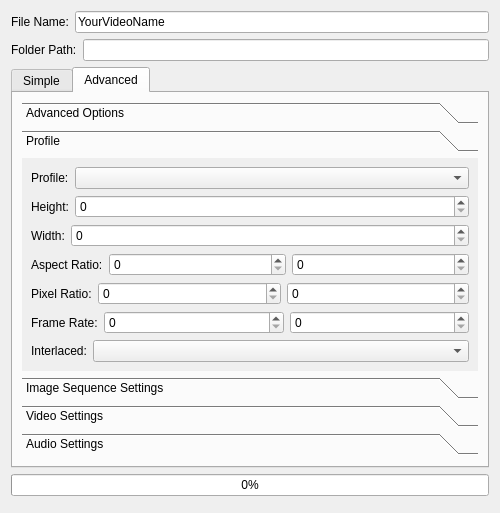
OpenShot/openshot-qt, file src/windows/ui/export.ui: the form before one commit.
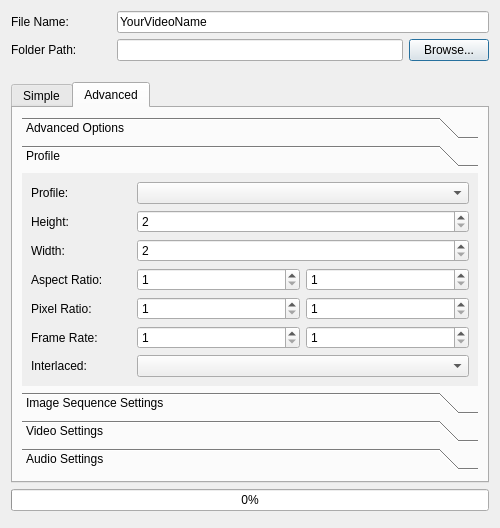
The form after the commit. The open tabs and pages were chosen to show the change. Icons and pictures are not drawn.

Commit message: Finished most functionality of the export screen.

```diff
--- a/src/windows/ui/export.ui
+++ b/src/windows/ui/export.ui
@@ -7,7 +7,7 @@
     <x>0</x>
     <y>0</y>
     <width>500</width>
-    <height>413</height>
+    <height>438</height>
    </rect>
   </property>
   <property name="sizePolicy">
@@ -51,6 +51,9 @@
      <property name="autoFillBackground">
       <bool>false</bool>
      </property>
+     <property name="styleSheet">
+      <string notr="true"/>
+     </property>
      <property name="tabShape">
       <enum>QTabWidget::Rounded</enum>
      </property>
@@ -269,6 +272,14 @@
           </layout>
          </widget>
          <widget class="QWidget" name="pageProfile">
+          <property name="geometry">
+           <rect>
+            <x>0</x>
+            <y>-178</y>
+            <width>447</width>
+            <height>257</height>
+           </rect>
+          </property>
           <property name="sizePolicy">
            <sizepolicy hsizetype="Preferred" vsizetype="Preferred">
             <horstretch>0</horstretch>
@@ -286,6 +297,12 @@
             <layout class="QHBoxLayout" name="horizontalLayout_6">
              <item>
               <widget class="QLabel" name="lblProfile_2">
+               <property name="minimumSize">
+                <size>
+                 <width>100</width>
+                 <height>0</height>
+                </size>
+               </property>
                <property name="text">
                 <string>Profile:</string>
                </property>
@@ -307,6 +324,12 @@
             <layout class="QHBoxLayout" name="horizontalLayout_10">
              <item>
               <widget class="QLabel" name="lblHeight">
+               <property name="minimumSize">
+                <size>
+                 <width>100</width>
+                 <height>0</height>
+                </size>
+               </property>
                <property name="text">
                 <string>Height:</string>
                </property>
@@ -320,6 +343,12 @@
                  <verstretch>0</verstretch>
                 </sizepolicy>
                </property>
+               <property name="minimum">
+                <number>2</number>
+               </property>
+               <property name="maximum">
+                <number>9999</number>
+               </property>
               </widget>
              </item>
             </layout>
@@ -328,6 +357,12 @@
             <layout class="QHBoxLayout" name="horizontalLayout_11">
              <item>
               <widget class="QLabel" name="lblWidth">
+               <property name="minimumSize">
+                <size>
+                 <width>100</width>
+                 <height>0</height>
+                </size>
+               </property>
                <property name="text">
                 <string>Width:</string>
                </property>
@@ -341,6 +376,12 @@
                  <verstretch>0</verstretch>
                 </sizepolicy>
                </property>
+               <property name="minimum">
+                <number>2</number>
+               </property>
+               <property name="maximum">
+                <number>9999</number>
+               </property>
               </widget>
              </item>
             </layout>
@@ -349,6 +390,12 @@
             <layout class="QHBoxLayout" name="horizontalLayout_12">
              <item>
               <widget class="QLabel" name="lblAspectRatio">
+               <property name="minimumSize">
+                <size>
+                 <width>100</width>
+                 <height>0</height>
+                </size>
+               </property>
                <property name="text">
                 <string>Aspect Ratio:</string>
                </property>
@@ -362,6 +409,12 @@
                  <verstretch>0</verstretch>
                 </sizepolicy>
                </property>
+               <property name="minimum">
+                <number>1</number>
+               </property>
+               <property name="maximum">
+                <number>9999</number>
+               </property>
               </widget>
              </item>
              <item>
@@ -372,6 +425,12 @@
                  <verstretch>0</verstretch>
                 </sizepolicy>
                </property>
+               <property name="minimum">
+                <number>1</number>
+               </property>
+               <property name="maximum">
+                <number>9999</number>
+               </property>
               </widget>
              </item>
             </layout>
@@ -380,6 +439,12 @@
             <layout class="QHBoxLayout" name="horizontalLayout_13">
              <item>
               <widget class="QLabel" name="lblPixelRatio">
+               <property name="minimumSize">
+                <size>
+                 <width>100</width>
+                 <height>0</height>
+                </size>
+               </property>
                <property name="text">
                 <string>Pixel Ratio:</string>
                </property>
@@ -393,6 +458,12 @@
                  <verstretch>0</verstretch>
                 </sizepolicy>
                </property>
+               <property name="minimum">
+                <number>1</number>
+               </property>
+               <property name="maximum">
+                <number>9999</number>
+               </property>
               </widget>
              </item>
              <item>
@@ -403,6 +474,12 @@
                  <verstretch>0</verstretch>
                 </sizepolicy>
                </property>
+               <property name="minimum">
+                <number>1</number>
+               </property>
+               <property name="maximum">
+                <number>9999</number>
+               </property>
               </widget>
              </item>
             </layout>
@@ -411,6 +488,12 @@
             <layout class="QHBoxLayout" name="horizontalLayout_14">
              <item>
               <widget class="QLabel" name="lblFrameRate">
+               <property name="minimumSize">
+                <size>
+                 <width>100</width>
+                 <height>0</height>
+                </size>
+               </property>
                <property name="text">
                 <string>Frame Rate:</string>
                </property>
@@ -424,6 +507,12 @@
                  <verstretch>0</verstretch>
                 </sizepolicy>
                </property>
+               <property name="minimum">
+                <number>1</number>
+               </property>
+               <property name="maximum">
+                <number>9999</number>
+               </property>
               </widget>
              </item>
              <item>
@@ -434,6 +523,12 @@
                  <verstretch>0</verstretch>
                 </sizepolicy>
                </property>
+               <property name="minimum">
+                <number>1</number>
+               </property>
+               <property name="maximum">
+                <number>9999</number>
+               </property>
               </widget>
              </item>
             </layout>
@@ -445,6 +540,12 @@
              </property>
              <item>
               <widget class="QLabel" name="lblInterlaced">
+               <property name="minimumSize">
+                <size>
+                 <width>100</width>
+                 <height>0</height>
+                </size>
+               </property>
                <property name="text">
                 <string>Interlaced:</string>
                </property>
@@ -697,6 +798,12 @@
       <layout class="QHBoxLayout" name="horizontalLayout_3">
        <item>
         <widget class="QLabel" name="lblFileName">
+         <property name="minimumSize">
+          <size>
+           <width>100</width>
+           <height>0</height>
+          </size>
+         </property>
          <property name="text">
           <string>File Name:</string>
          </property>
@@ -713,8 +820,17 @@
      </item>
      <item>
       <layout class="QHBoxLayout" name="horizontalLayout_4">
+       <property name="bottomMargin">
+        <number>15</number>
+       </property>
        <item>
         <widget class="QLabel" name="lblFolderPath">
+         <property name="minimumSize">
+          <size>
+           <width>100</width>
+           <height>0</height>
+          </size>
+         </property>
          <property name="text">
           <string>Folder Path:</string>
          </property>
@@ -723,6 +839,13 @@
        <item>
         <widget class="QLineEdit" name="txtExportFolder"/>
        </item>
+       <item>
+        <widget class="QPushButton" name="pushButton">
+         <property name="text">
+          <string>Browse...</string>
+         </property>
+        </widget>
+       </item>
       </layout>
      </item>
     </layout>
```
Left out of the diff: 266 changed lines with no effect on the pictures. The commit also changes 1 other file.
